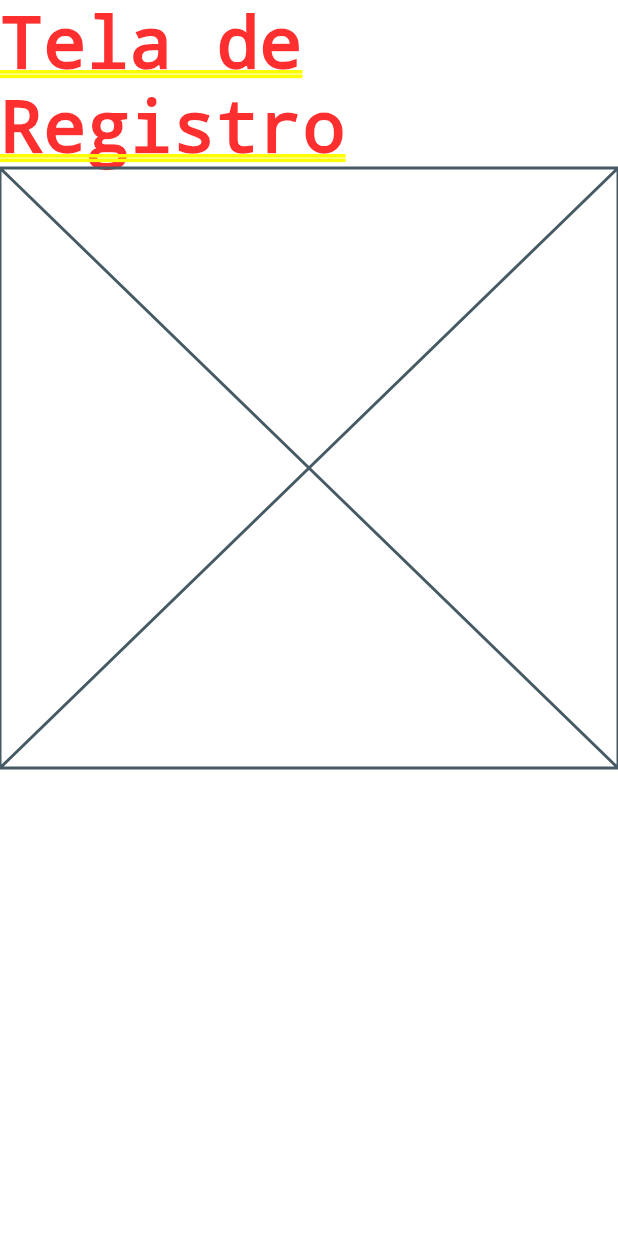
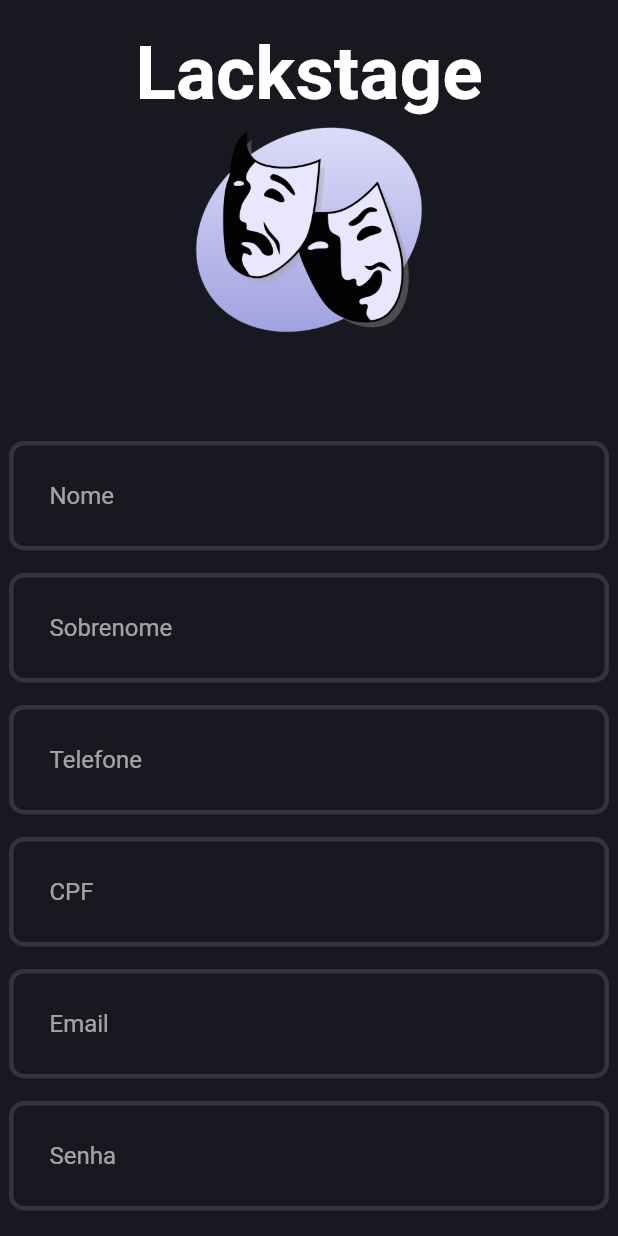
Before and after one commit to RockabZ/Lackstage, a Flutter app: the screen it shows after launch, after a tap on "Registrar-se", on a phone screen of 412 x 824 dp. Run offline on Flutter 3.47's test engine with Material 2 defaults, Android fonts, the phone set to English and light mode, and no system bars; our stand-ins replace flutter_svg.

Commit message:
feat: adds RegisterPage frontend

```diff
--- a/lib/Pages/RegisterPage.dart
+++ b/lib/Pages/RegisterPage.dart
@@ -1,15 +1,63 @@
 import 'package:flutter/material.dart';
+import 'package:lackstage/ui/login_field.dart';
+import '../ui/social_button.dart';
+import 'package:lackstage/ui/gradient_button.dart';
 
 class RegisterPage extends StatelessWidget {
   const RegisterPage({super.key});
 
   @override
   Widget build(BuildContext context) {
-    return const Column(
-      children: [
-        Text('Tela de Registro'),
-        Placeholder(),
-      ],
-    );
+    return Scaffold(
+        body: SafeArea(
+      child: SingleChildScrollView(
+        child: Center(
+            child: Row(
+          mainAxisAlignment: MainAxisAlignment.center,
+          children: [
+            Center(
+              child: Column(
+                children: [
+                  const SizedBox(height: 20),
+                  const Text('Lackstage',
+                      style:
+                          TextStyle(fontWeight: FontWeight.bold, fontSize: 50)),
+                  Image.asset(
+                    'assets/images/Logo.png',
+                    height: 150,
+                  ),
+                  const SizedBox(
+                    height: 50,
+                  ),
+                  const SizedBox(height: 15),
+                  const LoginField(hintText: 'Nome'),
+                  const SizedBox(height: 15),
+                  const LoginField(hintText: 'Sobrenome'),
+                  const SizedBox(height: 15),
+                  const LoginField(hintText: 'Telefone'),
+                  const SizedBox(height: 15),
+                  const LoginField(hintText: 'CPF'),
+                  const SizedBox(height: 15),
+                  const LoginField(hintText: 'Email'),
+                  const SizedBox(height: 15),
+                  const LoginField(
+                    hintText: 'Senha',
+                    obscureText: true,
+                  ),
+                  const SizedBox(height: 20),
+                  const SizedBox(height: 15),
+                  GradientButton(
+                    onPressed: () {
+                      Navigator.pop;
+                    },
+                    text: 'Cadastrar',
+                  ),
+                ],
+              ),
+            ),
+          ],
+        )),
+      ),
+    ));
   }
 }
--- a/lib/ui/gradient_button.dart
+++ b/lib/ui/gradient_button.dart
@@ -4,8 +4,12 @@ import '../Pallete.dart';
 class GradientButton extends StatelessWidget {
   final VoidCallback onPressed;
   final String text;
+  final double horizontalSize;
   const GradientButton(
-      {super.key, required this.onPressed, required this.text});
+      {super.key,
+      required this.onPressed,
+      required this.text,
+      this.horizontalSize = 395});
 
   @override
   Widget build(BuildContext context) {
@@ -21,7 +25,7 @@ class GradientButton extends StatelessWidget {
       child: ElevatedButton(
         onPressed: onPressed,
         style: ElevatedButton.styleFrom(
-          fixedSize: const Size(395, 55),
+          fixedSize: Size(horizontalSize, 55),
           backgroundColor: Colors.transparent,
           shadowColor: Colors.transparent,
         ),
```
